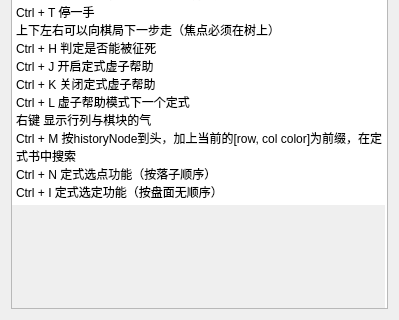
Above: helppage.ui from huwei12345/weiqi before the change; both pictures show x 0 to 399 and y 212 to 532 of the 399 by 532 pixel window. Below: the same form after it.
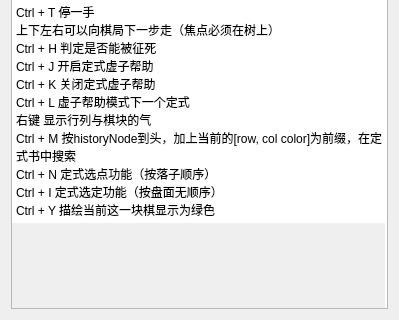
That is the form after the change.

Patch:
```diff
--- a/helppage.ui
+++ b/helppage.ui
@@ -78,7 +78,8 @@
 右键 显示行列与棋块的气
 Ctrl + M 按historyNode到头，加上当前的[row, col color]为前缀，在定式书中搜索
 Ctrl + N 定式选点功能（按落子顺序）
-Ctrl + I 定式选定功能（按盘面无顺序）</string>
+Ctrl + I 定式选定功能（按盘面无顺序）
+Ctrl + Y 描绘当前这一块棋显示为绿色</string>
      </property>
      <property name="backgroundVisible">
       <bool>true</bool>
```
